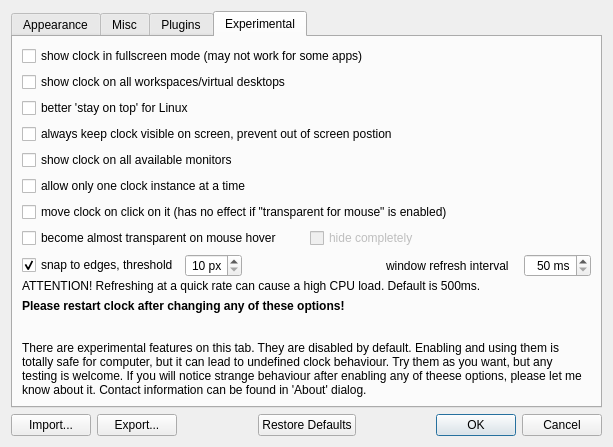
Qt form digital_clock/gui/settings_dialog.ui (Kolcha/DigitalClock4) before a commit.
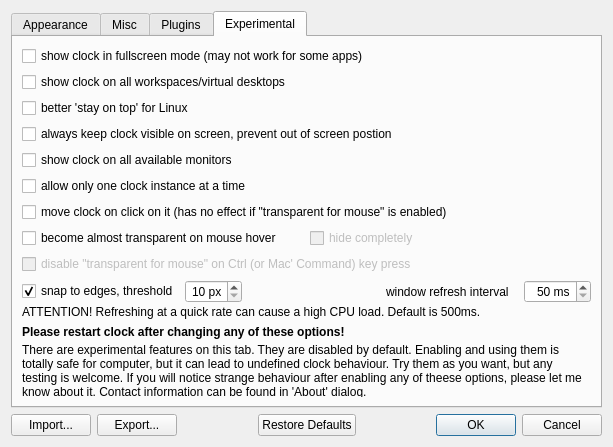
The same form after that commit. The open tabs and pages were chosen to show the change. Icons and pictures are not drawn. Custom widgets are drawn as their Qt base class.

Commit message: add option to disable "transparent for mouse" on Ctrl key press

The edit to the form file:
```diff
--- a/digital_clock/gui/settings_dialog.ui
+++ b/digital_clock/gui/settings_dialog.ui
@@ -873,10 +873,30 @@
        <string>Experimental</string>
       </attribute>
       <layout class="QGridLayout" name="gridLayout_3">
-       <item row="0" column="0" colspan="2">
-        <widget class="QCheckBox" name="show_in_fullscreen">
+       <item row="10" column="0" colspan="2">
+        <widget class="QLabel" name="restart_warning_label">
+         <property name="font">
+          <font>
+           <weight>75</weight>
+           <bold>true</bold>
+          </font>
+         </property>
          <property name="text">
-          <string>show clock in fullscreen mode (may not work for some apps)</string>
+          <string>Please restart clock after changing any of these options!</string>
+         </property>
+        </widget>
+       </item>
+       <item row="3" column="0" colspan="2">
+        <widget class="QCheckBox" name="keep_always_visible">
+         <property name="text">
+          <string>always keep clock visible on screen, prevent out of screen postion</string>
+         </property>
+        </widget>
+       </item>
+       <item row="7" column="0">
+        <widget class="QCheckBox" name="transparent_on_hover">
+         <property name="text">
+          <string>become almost transparent on mouse hover</string>
          </property>
         </widget>
        </item>
@@ -894,17 +914,10 @@
          </property>
         </widget>
        </item>
-       <item row="3" column="0" colspan="2">
-        <widget class="QCheckBox" name="keep_always_visible">
+       <item row="0" column="0" colspan="2">
+        <widget class="QCheckBox" name="show_in_fullscreen">
          <property name="text">
-          <string>always keep clock visible on screen, prevent out of screen postion</string>
-         </property>
-        </widget>
-       </item>
-       <item row="4" column="0" colspan="2">
-        <widget class="QCheckBox" name="show_on_all_monitors">
-         <property name="text">
-          <string>show clock on all available monitors</string>
+          <string>show clock in fullscreen mode (may not work for some apps)</string>
          </property>
         </widget>
        </item>
@@ -922,10 +935,10 @@
          </property>
         </widget>
        </item>
-       <item row="7" column="0">
-        <widget class="QCheckBox" name="transparent_on_hover">
+       <item row="4" column="0" colspan="2">
+        <widget class="QCheckBox" name="show_on_all_monitors">
          <property name="text">
-          <string>become almost transparent on mouse hover</string>
+          <string>show clock on all available monitors</string>
          </property>
         </widget>
        </item>
@@ -939,7 +952,7 @@
          </property>
         </widget>
        </item>
-       <item row="8" column="0" colspan="2">
+       <item row="9" column="0" colspan="2">
         <layout class="QGridLayout" name="gridLayout_2">
          <property name="verticalSpacing">
           <number>2</number>
@@ -1024,20 +1037,7 @@
          </item>
         </layout>
        </item>
-       <item row="9" column="0" colspan="2">
-        <widget class="QLabel" name="restart_warning_label">
-         <property name="font">
-          <font>
-           <weight>75</weight>
-           <bold>true</bold>
-          </font>
-         </property>
-         <property name="text">
-          <string>Please restart clock after changing any of these options!</string>
-         </property>
-        </widget>
-       </item>
-       <item row="10" column="0">
+       <item row="11" column="0">
         <spacer name="verticalSpacer">
          <property name="orientation">
           <enum>Qt::Vertical</enum>
@@ -1050,7 +1050,7 @@
          </property>
         </spacer>
        </item>
-       <item row="11" column="0" colspan="2">
+       <item row="12" column="0" colspan="2">
         <widget class="QLabel" name="experimental_note_label">
          <property name="text">
           <string>There are experimental features on this tab. They are disabled by default. Enabling and using them is totally safe for computer, but it can lead to undefined clock behaviour. Try them as you want, but any testing is welcome. If you will notice strange behaviour after enabling any of theese options, please let me know about it. Contact information can be found in 'About' dialog.</string>
@@ -1060,6 +1060,16 @@
          </property>
         </widget>
        </item>
+       <item row="8" column="0" colspan="2">
+        <widget class="QCheckBox" name="handle_input_on_ctrl">
+         <property name="enabled">
+          <bool>false</bool>
+         </property>
+         <property name="text">
+          <string>disable &quot;transparent for mouse&quot; on Ctrl (or Mac' Command) key press</string>
+         </property>
+        </widget>
+       </item>
       </layout>
      </widget>
     </widget>
```
Left out of the diff: 16 changed lines with no effect on the pictures. The commit also changes 6 other files.
